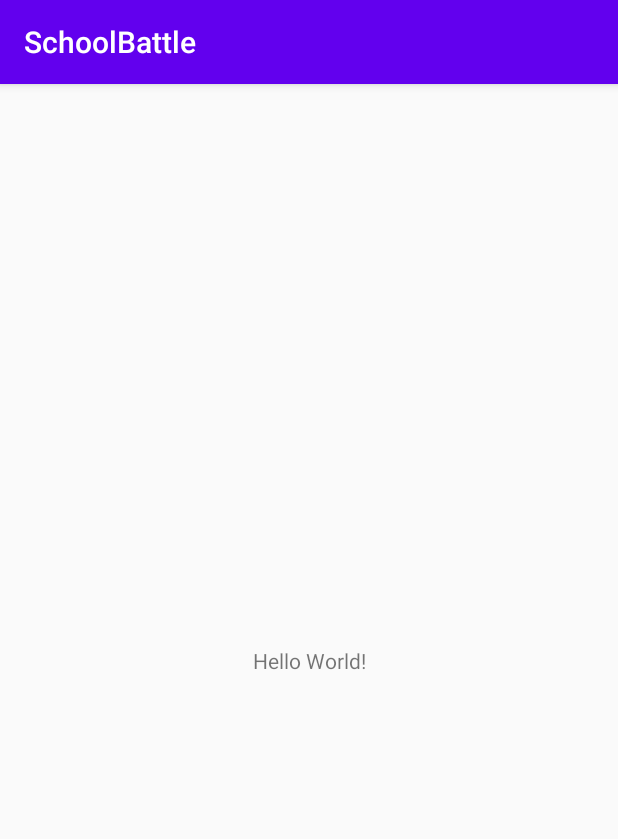
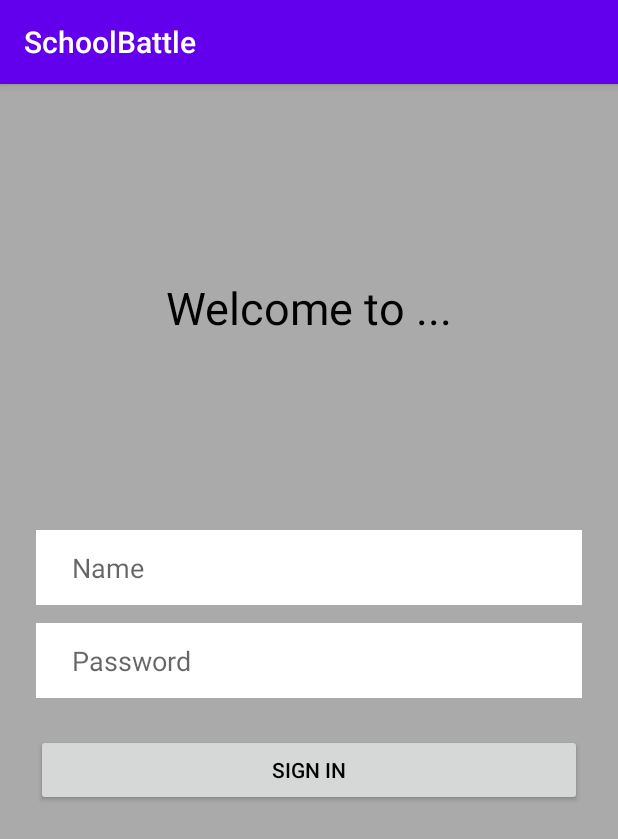
Before and after one commit to MassaPro/SchoolBattle, an Android app: the screen it shows after launch (MainActivity before the commit, SignInActivity after it), on a phone screen of 412 x 824 dp. Shown: the top 839 px of the screen. Run offline under Robolectric (Android 15) with nearby library versions, the phone set to English and light mode, and no system bars; our stand-ins replace Firebase (no records; nobody signed in at launch, a user with empty details on screens opened directly).

Commit message:
Sign In screen + name check

```diff
--- a/app/build.gradle
+++ b/app/build.gradle
@@ -36,4 +36,5 @@ dependencies {
     testImplementation 'junit:junit:4.12'
     androidTestImplementation 'androidx.test.ext:junit:1.1.1'
     androidTestImplementation 'androidx.test.espresso:espresso-core:3.2.0'
+    implementation 'com.google.firebase:firebase-auth:18.1.0'
 }
--- a/app/src/main/AndroidManifest.xml
+++ b/app/src/main/AndroidManifest.xml
@@ -10,6 +10,8 @@
         android:supportsRtl="true"
         android:theme="@style/AppTheme">
         <activity android:name=".MainActivity">
+        </activity>
+        <activity android:name=".SignInActivity">
             <intent-filter>
                 <action android:name="android.intent.action.MAIN" />
 
--- a/app/src/main/java/com/example/schoolbattle/FirebaseInit.kt
+++ b/app/src/main/java/com/example/schoolbattle/FirebaseInit.kt
@@ -4,5 +4,5 @@ import com.google.firebase.database.FirebaseDatabase
 
 //Здесь объявлена наша база данных
 
-var database = FirebaseDatabase.getInstance()
+//var database = FirebaseDatabase.getInstance()
 //var myRef = database.getReference("message")
--- /dev/null
+++ b/app/src/main/java/com/example/schoolbattle/SignInActivity.kt
@@ -0,0 +1,44 @@
+package com.example.schoolbattle
+
+import android.os.Bundle
+import android.util.Log
+import android.widget.Toast
+import androidx.appcompat.app.AppCompatActivity
+import com.google.firebase.database.*
+import kotlinx.android.synthetic.main.activity_sign_in.*
+
+
+var database = FirebaseDatabase.getInstance()
+var myRef: DatabaseReference = database.getReference("users")
+
+class SignInActivity : AppCompatActivity() {
+
+    override fun onCreate(savedInstanceState: Bundle?) {
+        super.onCreate(savedInstanceState)
+        setContentView(R.layout.activity_sign_in)
+
+        signInButton.setOnClickListener {
+            val name = nameText.text.toString()
+            val password = passwordText.text.toString()
+
+            if (name.isEmpty() || password.isEmpty())  {
+                Toast.makeText(this,"Please check your email and password", Toast.LENGTH_LONG).show()
+                return@setOnClickListener
+            }
+
+            myRef.addListenerForSingleValueEvent(object : ValueEventListener {
+                override fun onCancelled(p0: DatabaseError) {
+                    TODO("Not yet implemented")
+                }
+
+                override fun onDataChange(snapshot: DataSnapshot) {
+                    if (snapshot.hasChild(name)) {
+                        Log.w("TAG", "exists")
+                    } else {
+                        Log.w("TAG", "new")
+                    }
+                }
+            })
+        }
+    }
+}
--- a/app/src/main/res/layout/activity_main.xml
+++ b/app/src/main/res/layout/activity_main.xml
@@ -4,15 +4,19 @@
     xmlns:tools="http://schemas.android.com/tools"
     android:layout_width="match_parent"
     android:layout_height="match_parent"
+    android:background="@android:color/white"
     tools:context=".MainActivity">
 
+
     <TextView
+        android:id="@+id/textView"
         android:layout_width="wrap_content"
         android:layout_height="wrap_content"
-        android:text="Hello World!"
+        android:text="Successfully"
+        android:textColor="@android:color/black"
+        android:textSize="40sp"
         app:layout_constraintBottom_toBottomOf="parent"
-        app:layout_constraintLeft_toLeftOf="parent"
-        app:layout_constraintRight_toRightOf="parent"
+        app:layout_constraintEnd_toEndOf="parent"
+        app:layout_constraintStart_toStartOf="parent"
         app:layout_constraintTop_toTopOf="parent" />
-
 </androidx.constraintlayout.widget.ConstraintLayout>
--- /dev/null
+++ b/app/src/main/res/layout/activity_sign_in.xml
@@ -0,0 +1,70 @@
+<?xml version="1.0" encoding="utf-8"?>
+<androidx.constraintlayout.widget.ConstraintLayout xmlns:android="http://schemas.android.com/apk/res/android"
+    xmlns:app="http://schemas.android.com/apk/res-auto"
+    xmlns:tools="http://schemas.android.com/tools"
+    android:layout_width="match_parent"
+    android:layout_height="match_parent"
+    android:background="@android:color/darker_gray"
+    tools:context=".SignInActivity">
+
+    <EditText
+        android:id="@+id/passwordText"
+        android:layout_width="0dp"
+        android:layout_height="50dp"
+        android:layout_marginStart="24dp"
+        android:layout_marginEnd="24dp"
+        android:background="@android:color/white"
+        android:ems="10"
+        android:hint="Password"
+        android:inputType="textPassword"
+        android:paddingStart="24dp"
+        android:textColor="@android:color/black"
+        app:layout_constraintBottom_toBottomOf="parent"
+        app:layout_constraintEnd_toEndOf="parent"
+        app:layout_constraintStart_toStartOf="parent"
+        app:layout_constraintTop_toTopOf="parent"
+        android:autofillHints="" />
+
+    <EditText
+        android:id="@+id/nameText"
+        android:layout_width="0dp"
+        android:layout_height="50dp"
+        android:layout_marginStart="24dp"
+        android:layout_marginEnd="24dp"
+        android:layout_marginBottom="12dp"
+        android:autofillHints=""
+        android:background="@android:color/white"
+        android:ems="10"
+        android:hint="Name"
+        android:inputType="textEmailAddress"
+        android:paddingStart="24dp"
+        android:textColor="@android:color/black"
+        app:layout_constraintBottom_toTopOf="@+id/passwordText"
+        app:layout_constraintEnd_toEndOf="parent"
+        app:layout_constraintStart_toStartOf="parent" />
+
+    <Button
+        android:id="@+id/signInButton"
+        android:layout_width="0dp"
+        android:layout_height="wrap_content"
+        android:layout_marginStart="24dp"
+        android:layout_marginTop="24dp"
+        android:layout_marginEnd="24dp"
+        android:text="Sign In"
+        android:textColor="@android:color/black"
+        app:layout_constraintEnd_toEndOf="parent"
+        app:layout_constraintStart_toStartOf="parent"
+        app:layout_constraintTop_toBottomOf="@+id/passwordText" />
+
+    <TextView
+        android:id="@+id/welcomeText"
+        android:layout_width="wrap_content"
+        android:layout_height="wrap_content"
+        android:text="Welcome to ..."
+        android:textColor="@android:color/black"
+        android:textSize="30sp"
+        app:layout_constraintBottom_toTopOf="@+id/nameText"
+        app:layout_constraintEnd_toEndOf="parent"
+        app:layout_constraintStart_toStartOf="parent"
+        app:layout_constraintTop_toTopOf="parent" />
+</androidx.constraintlayout.widget.ConstraintLayout>
```
Also changed, not shown: app/src/main/java/com/example/schoolbattle/MainActivity.kt (+23 -2 lines), gradle.properties (+7 -1 lines), 1 other file.
